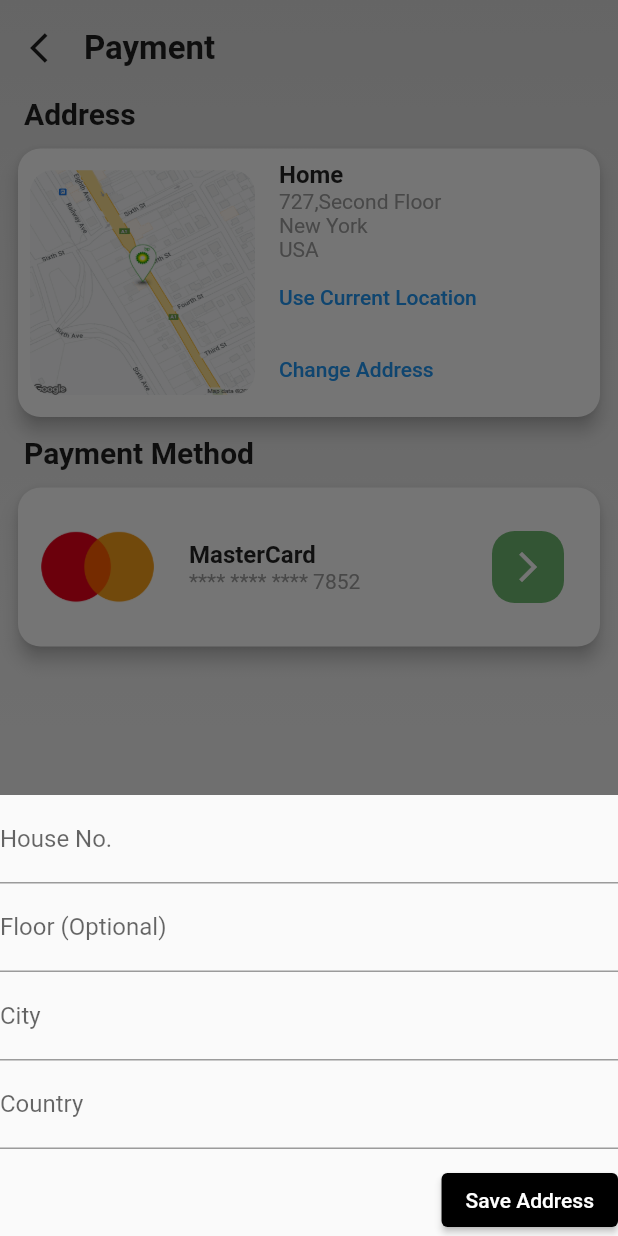
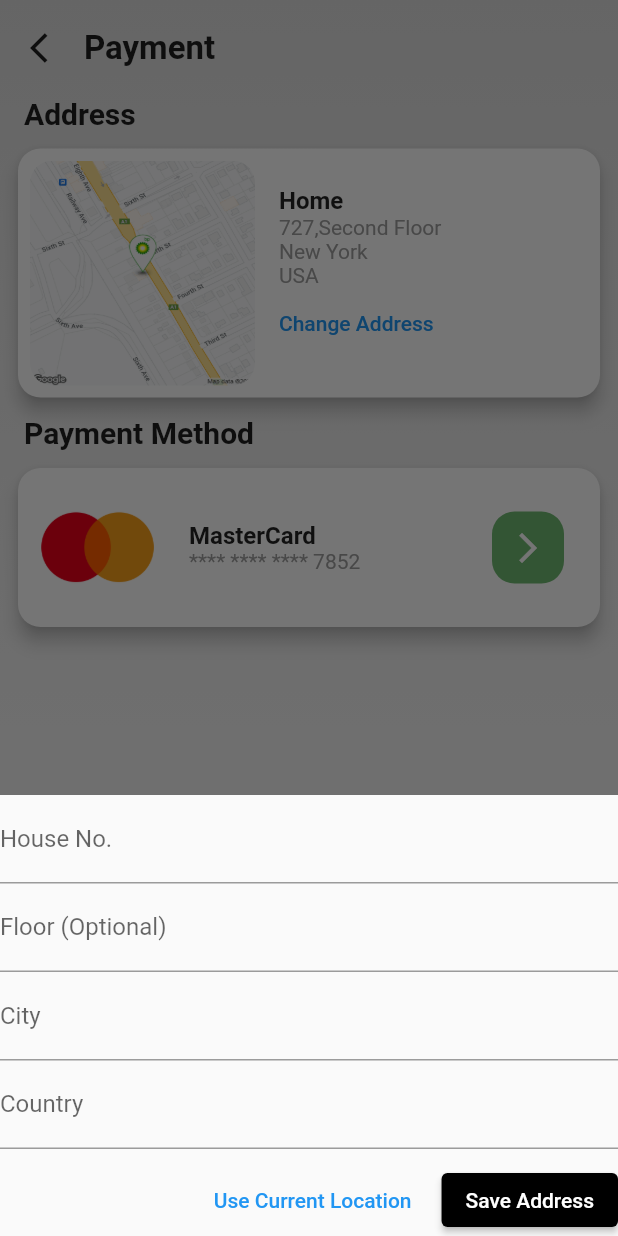
Before and after one commit to KajalBansal25/e_commerce_app, a Flutter app: the PaymentScreen screen opened directly, after a tap on "Change Address", on a phone screen of 412 x 824 dp. Run offline on Flutter 3.47's test engine with Material 2 defaults, Android fonts, the phone set to English and light mode, and no system bars; our stand-ins replace badges, carousel_slider, expandable, fluttertoast, geocoding, geolocator and 1 more; network calls fail.

Commit message:
changed Use current location button

```diff
--- a/lib/screen/payment_screen.dart
+++ b/lib/screen/payment_screen.dart
@@ -160,14 +160,6 @@ class _PaymentScreenState extends State<PaymentScreen> {
                                 padding:
                                     MaterialStateProperty.all(EdgeInsets.zero)),
                             onPressed: () {
-                              _determinePosition();
-                            },
-                            child: const Text('Use Current Location')),
-                        TextButton(
-                            style: ButtonStyle(
-                                padding:
-                                    MaterialStateProperty.all(EdgeInsets.zero)),
-                            onPressed: () {
                               showModalBottomSheet(
                                   isScrollControlled: true,
                                   context: context,
@@ -210,11 +202,32 @@ class _PaymentScreenState extends State<PaymentScreen> {
                                           const SizedBox(
                                             height: 10,
                                           ),
+                                          Row(
+                                            mainAxisAlignment:
+                                                MainAxisAlignment.end,
+                                            children: [
+                                              TextButton(
+                                                  style: ButtonStyle(
+                                                      padding:
+                                                          MaterialStateProperty
+                                                              .all(EdgeInsets
+                                                                  .zero)),
+                                                  onPressed: () {
+                                                    _determinePosition();
+                                                    Navigator.pop(context);
+                                                  },
+                                                  child: const Text(
+                                                      'Use Current Location')),
+                                              const SizedBox(
+                                                width: 20,
+                                              ),
                                               ElevatedButton(
                                                   onPressed: () {
                                                     setState(() {
-                                                  house = houseTextField.text;
-                                                  floor = floorTextField.text;
+                                                      house =
+                                                          houseTextField.text;
+                                                      floor =
+                                                          floorTextField.text;
                                                       city = cityTextField.text;
                                                       country =
                                                           countryTextField.text;
@@ -227,10 +240,13 @@ class _PaymentScreenState extends State<PaymentScreen> {
                                                   },
                                                   style: ButtonStyle(
                                                       backgroundColor:
-                                                      MaterialStateProperty.all(
-                                                          Colors.black)),
-                                              child:
-                                                  const Text('Save Address')),
+                                                          MaterialStateProperty
+                                                              .all(Colors
+                                                                  .black)),
+                                                  child: const Text(
+                                                      'Save Address')),
+                                            ],
+                                          ),
                                         ],
                                       ),
                                     );
```
Lines whose indentation alone changed are shown as unchanged.
